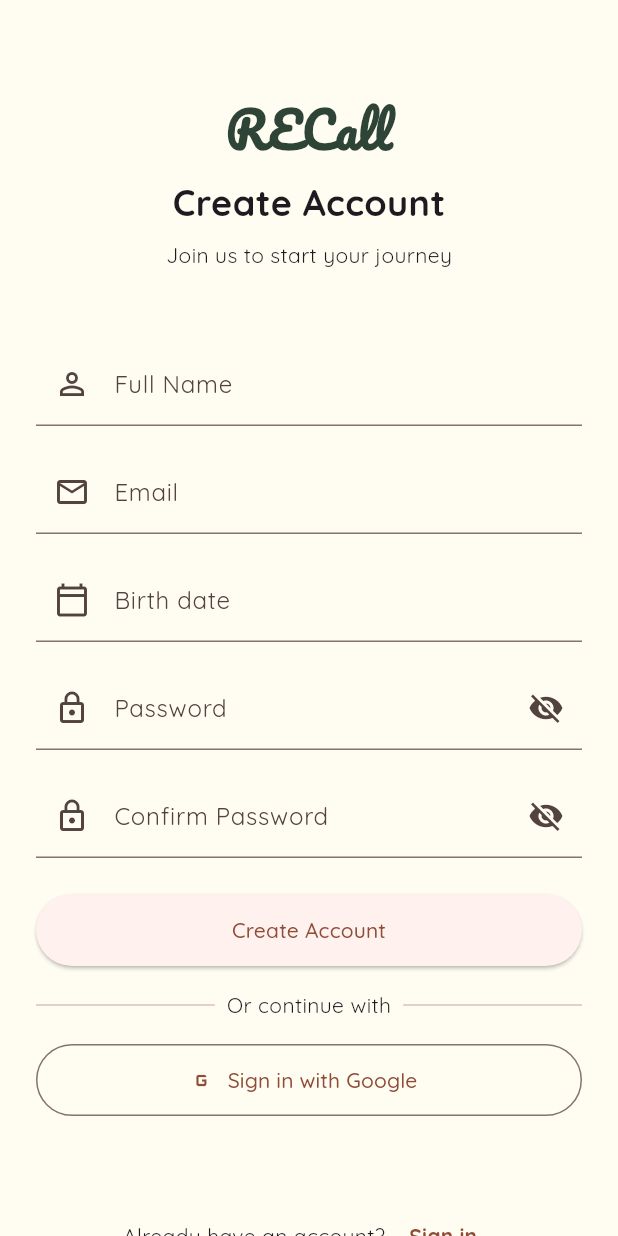
After one commit to rla-suedeng/RECall, a Flutter app: the RegisterPage screen opened by its route, on a phone screen of 412 x 824 dp. The commit adds this screen. Run offline on Flutter 3.47's test engine with Material 3 defaults, Android fonts, the phone set to English and light mode, and no system bars; our stand-ins replace dio, firebase_auth, firebase_core, flutter_dotenv, flutter_riverpod, flutter_secure_storage and 5 more; accounts and stored records are empty.

Commit message:
feat: register page

```diff
--- /dev/null
+++ b/lib/app/feature/register/register_page.dart
@@ -0,0 +1,215 @@
+import 'package:flutter/material.dart';
+import 'package:go_router/go_router.dart';
+import 'package:template/app/theme/colors.dart';
+import 'package:template/app/routing/router_service.dart';
+import 'package:google_fonts/google_fonts.dart';
+import 'package:get_it/get_it.dart';
+import 'package:template/app/auth/firebase_auth_service.dart';
+
+class RegisterPage extends StatefulWidget {
+  const RegisterPage({super.key});
+
+  @override
+  State<RegisterPage> createState() => _RegisterPageState();
+}
+
+class _RegisterPageState extends State<RegisterPage> {
+  final nameController = TextEditingController();
+  final emailController = TextEditingController();
+  final birthDateController = TextEditingController();
+  final passwordController = TextEditingController();
+  final confirmPasswordController = TextEditingController();
+  bool isObscure = true;
+  bool isConfirmObscure = true;
+
+  @override
+  Widget build(BuildContext context) {
+    return Scaffold(
+      resizeToAvoidBottomInset: true, // ✅ 키보드 올라올 때 화면 자동 줄이기
+      body: SafeArea(
+        child: LayoutBuilder(
+          builder: (context, constraints) {
+            return SingleChildScrollView(
+              padding: const EdgeInsets.symmetric(horizontal: 24, vertical: 24),
+              child: ConstrainedBox(
+                constraints: BoxConstraints(
+                  minHeight: constraints.maxHeight, // ✅ 최소 높이를 화면 높이에 맞춘다
+                ),
+                child: IntrinsicHeight(
+                  // ✅ Column 높이를 자식에 맞추기
+                  child: Column(
+                    crossAxisAlignment: CrossAxisAlignment.center,
+                    children: [
+                      const SizedBox(height: 40),
+                      Text('RECall',
+                          style: GoogleFonts.pacifico(
+                              fontSize: 32,
+                              fontWeight: FontWeight.bold,
+                              color: AppColors.secondary)),
+                      const SizedBox(height: 8),
+                      const Text('Create Account',
+                          style: TextStyle(
+                              fontSize: 24, fontWeight: FontWeight.bold)),
+                      const SizedBox(height: 8),
+                      const Text('Join us to start your journey'),
+                      const SizedBox(height: 48),
+
+                      // --- TextFields ---
+                      TextField(
+                        controller: nameController,
+                        decoration: const InputDecoration(
+                          labelText: 'Full Name',
+                          prefixIcon: Icon(Icons.person_outline),
+                        ),
+                      ),
+                      const SizedBox(height: 16),
+
+                      TextField(
+                        controller: emailController,
+                        decoration: const InputDecoration(
+                          labelText: 'Email',
+                          prefixIcon: Icon(Icons.email_outlined),
+                        ),
+                      ),
+                      const SizedBox(height: 16),
+
+                      TextField(
+                        controller: birthDateController,
+                        readOnly: true,
+                        onTap: () async {
+                          final picked = await showDatePicker(
+                            context: context,
+                            initialDate: DateTime(2000),
+                            firstDate: DateTime(1900),
+                            lastDate: DateTime.now(),
+                          );
+                          if (picked != null) {
+                            birthDateController.text =
+                                '${picked.year}-${picked.month}-${picked.day}';
+                          }
+                        },
+                        decoration: const InputDecoration(
+                          labelText: 'Birth date',
+                          prefixIcon: Icon(Icons.calendar_today_outlined),
+                        ),
+                      ),
+                      const SizedBox(height: 16),
+
+                      TextField(
+                        controller: passwordController,
+                        obscureText: isObscure,
+                        decoration: InputDecoration(
+                          labelText: 'Password',
+                          prefixIcon: const Icon(Icons.lock_outline),
+                          suffixIcon: IconButton(
+                            icon: Icon(isObscure
+                                ? Icons.visibility_off
+                                : Icons.visibility),
+                            onPressed: () =>
+                                setState(() => isObscure = !isObscure),
+                          ),
+                        ),
+                      ),
+                      const SizedBox(height: 16),
+
+                      TextField(
+                        controller: confirmPasswordController,
+                        obscureText: isConfirmObscure,
+                        decoration: InputDecoration(
+                          labelText: 'Confirm Password',
+                          prefixIcon: const Icon(Icons.lock_outline),
+                          suffixIcon: IconButton(
+                            icon: Icon(isConfirmObscure
+                                ? Icons.visibility_off
+                                : Icons.visibility),
+                            onPressed: () => setState(
+                                () => isConfirmObscure = !isConfirmObscure),
+                          ),
+                        ),
+                      ),
+                      const SizedBox(height: 24),
+
+                      // --- Create Account Button ---
+                      SizedBox(
+                        width: double.infinity,
+                        height: 48,
+                        child: ElevatedButton(
+                          onPressed: () async {
+                            final authService = GetIt.I<FirebaseAuthService>();
+                            try {
+                              final user = await authService.signUpWithEmail(
+                                emailController.text.trim(),
+                                passwordController.text.trim(),
+                              );
+                              if (user != null) {
+                                debugPrint('✅ 회원가입 성공: ${user.email}');
+                                context.go(Routes.login);
+                              }
+                            } catch (e) {
+                              debugPrint('❌ 회원가입 실패: $e');
+                              showDialog(
+                                context: context,
+                                builder: (context) => AlertDialog(
+                                  title: const Text('Register Failed'),
+                                  content: Text(e.toString()),
+                                  actions: [
+                                    TextButton(
+                                      onPressed: () => Navigator.pop(context),
+                                      child: const Text('OK'),
+                                    )
+                                  ],
+                                ),
+                              );
+                            }
+                          },
+                          child: const Text('Create Account'),
+                        ),
+                      ),
+                      const SizedBox(height: 16),
+
+                      const Row(children: <Widget>[
+                        Expanded(child: Divider()),
+                        Padding(
+                          padding: EdgeInsets.symmetric(horizontal: 8),
+                          child: Text('Or continue with'),
+                        ),
+                        Expanded(child: Divider()),
+                      ]),
+                      const SizedBox(height: 16),
+
+                      SizedBox(
+                        width: double.infinity,
+                        height: 48,
+                        child: OutlinedButton.icon(
+                          icon: const Icon(Icons.g_mobiledata),
+                          label: const Text('Sign in with Google'),
+                          onPressed: () {
+                            debugPrint('✅ Google Sign-In 눌림');
+                          },
+                        ),
+                      ),
+                      const Spacer(), // ✅ 남은 공간 채우기
+                      Row(
+                        mainAxisAlignment: MainAxisAlignment.center,
+                        children: [
+                          const Text('Already have an account? '),
+                          TextButton(
+                            onPressed: () {
+                              context.go(Routes.login);
+                            },
+                            child: const Text('Sign in',
+                                style: TextStyle(fontWeight: FontWeight.bold)),
+                          ),
+                        ],
+                      ),
+                    ],
+                  ),
+                ),
+              ),
+            );
+          },
+        ),
+      ),
+    );
+  }
+}
--- a/lib/main.dart
+++ b/lib/main.dart
@@ -7,6 +7,9 @@ import 'package:flutter_dotenv/flutter_dotenv.dart';
 import 'package:flutter_riverpod/flutter_riverpod.dart';
 import 'package:get_it/get_it.dart';
 import 'package:google_fonts/google_fonts.dart';
+import 'package:firebase_core/firebase_core.dart';
+import 'package:template/app/auth/firebase_auth_service.dart';
+
 import 'package:template/app/api/api_service.dart';
 import 'package:template/app/auth/auth_service.dart';
 import 'package:template/app/routing/router_service.dart';
@@ -20,13 +23,29 @@ void main() async {
     () async {
       await Service.initFlutter();
       await Service.initEnv();
+      await Firebase.initializeApp();
       final serviceProviderContainer = Service.registerServices();
 
-      //final router = RouterService.I.router;
+      RouterService.I.init();
 
       runApp(UncontrolledProviderScope(
         container: serviceProviderContainer,
-        child: MaterialApp.router(
+        child: const App(),
+      ));
+    },
+    (error, stackTrace) {
+      log('runZonedGuarded: ', error: error, stackTrace: stackTrace);
+      debugPrint('runZonedGuarded: $error');
+    },
+  );
+}
+
+class App extends StatelessWidget {
+  const App({super.key});
+
+  @override
+  Widget build(BuildContext context) {
+    return MaterialApp.router(
       title: 'RECall',
       theme: ThemeData(
         scaffoldBackgroundColor: AppColors.background,
@@ -43,12 +62,6 @@ void main() async {
           ],
         );
       },
-        ),
-      ));
-    },
-    (error, stackTrace) {
-      log('runZonedGuarded: ', error: error, stackTrace: stackTrace);
-      debugPrint('runZonedGuarded: $error');
-    },
     );
   }
+}
--- a/lib/service.dart
+++ b/lib/service.dart
@@ -21,10 +21,9 @@ class Service {
       secureStorageService: secureStorageSerivce,
       container: container,
     ));
+    GetIt.I.registerSingleton(FirebaseAuthService());
 
     GetIt.I.registerSingleton(RouterService());
-
-    RouterService.I.init();
 
     return container;
   }
--- a/pubspec.yaml
+++ b/pubspec.yaml
@@ -21,6 +21,7 @@ dependencies:
   flutter_secure_storage: ^8.0.0
   go_router: ^14.8.1
 
+  firebase_core: ^3.0.0
   firebase_auth: ^5.5.0
   google_sign_in: ^6.3.0
 
```
Also changed, not shown: lib/app/auth/firebase_auth_service.dart (+23 -5 lines), lib/app/feature/login/login_page.dart (+29 -5 lines), lib/app/routing/router_service.dart (+7 -0 lines), pubspec.lock, 4 other files. Lines whose indentation alone changed are shown as unchanged.
